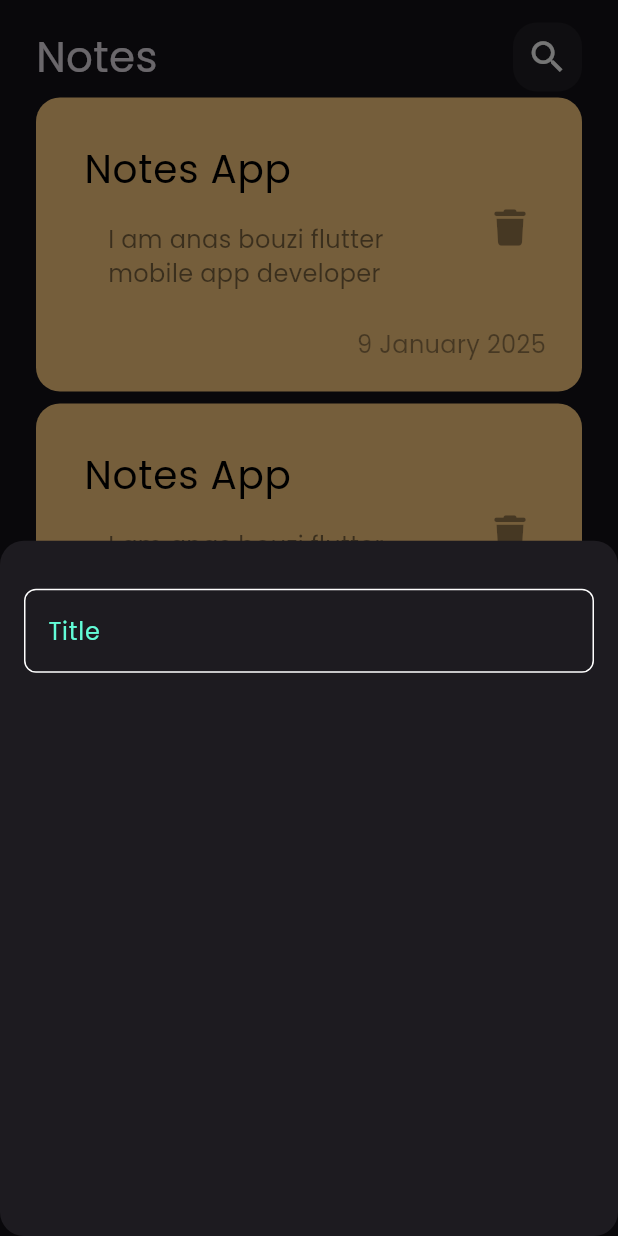
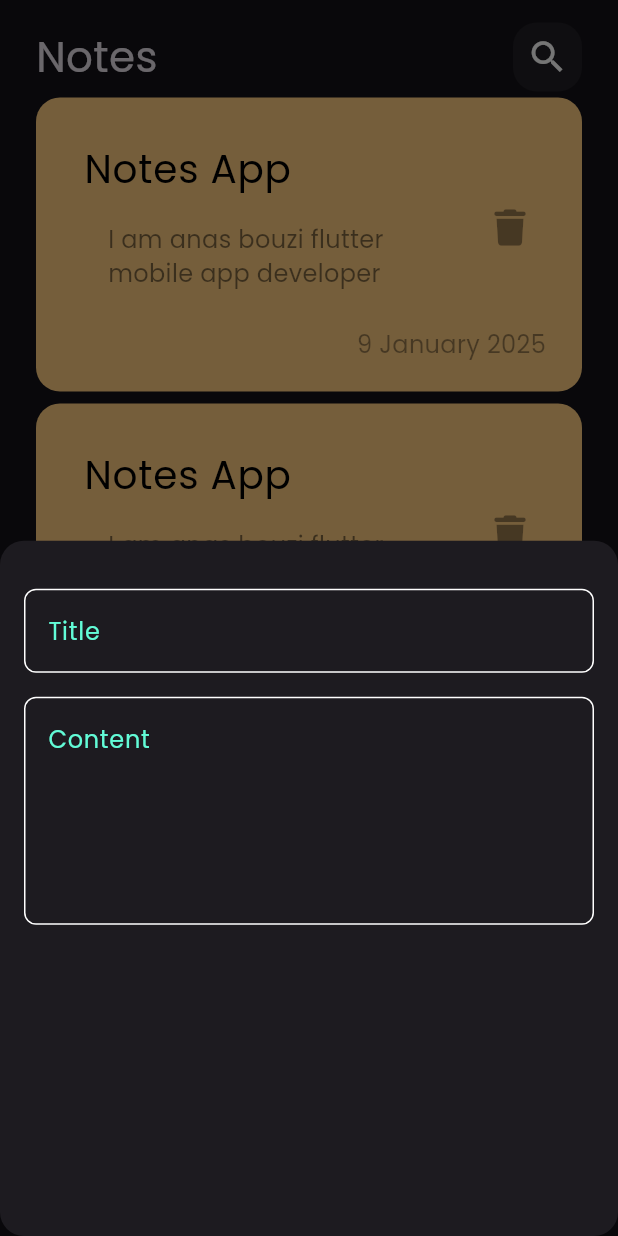
Before and after one commit to anasbouzi/notes-app, a Flutter app: the screen it shows after launch, after a tap on the "add" icon, on a phone screen of 412 x 824 dp. Run offline on Flutter 3.47's test engine with Material 3 defaults, Android fonts, the phone set to English and light mode, and no system bars; our stand-ins replace font_awesome_flutter.

Commit message:
add fields to bottom sheet and change color in constans file

```diff
--- a/lib/constant.dart
+++ b/lib/constant.dart
@@ -1 +1,6 @@
-const KprimaryColor = (0xff62FCD7);
+import 'package:flutter/material.dart';
+
+const int KprimaryColorValue = 0xff62FCD7; // مثال على لون أزرق
+
+// تعريف ثابت كائن Color بناءً على القيمة الصحيحة
+const Color KprimaryColor = Color(KprimaryColorValue);
--- a/lib/views/widgets/add_note_bottom_sheet.dart
+++ b/lib/views/widgets/add_note_bottom_sheet.dart
@@ -3,7 +3,6 @@ import 'package:notes/views/widgets/custom_text_field.dart';
 
 class AddNoteBottomSheet extends StatelessWidget {
   const AddNoteBottomSheet({super.key});
-
   @override
   Widget build(BuildContext context) {
     return const Padding(
@@ -13,7 +12,15 @@ class AddNoteBottomSheet extends StatelessWidget {
           SizedBox(
             height: 32,
           ),
-          CustomTextField(),
+          CustomTextField(
+            hintText: 'Title',
+            textInputAction: TextInputAction.next,
+          ),
+          SizedBox(height: 16,),
+          CustomTextField(
+            hintText: 'Content',
+            maxLines: 5,
+          ),
         ],
       ),
     );
--- a/lib/views/widgets/custom_text_field.dart
+++ b/lib/views/widgets/custom_text_field.dart
@@ -2,20 +2,28 @@ import 'package:flutter/material.dart';
 import 'package:notes/constant.dart';
 
 class CustomTextField extends StatelessWidget {
-  const CustomTextField({super.key});
-
+  const CustomTextField(
+      {super.key,
+      this.maxLines = 1,
+      required this.hintText,
+      this.textInputAction});
+  final String hintText;
+  final TextInputAction? textInputAction;
+  final int maxLines;
   @override
   Widget build(BuildContext context) {
     return TextField(
-      cursorColor: const Color(KprimaryColor),
+      cursorColor: const Color(KprimaryColorValue),
+      maxLines: maxLines,
+      textInputAction: textInputAction,
       decoration: InputDecoration(
-        hintText: 'Title',
-        hintStyle: TextStyle(
-          color: Color(KprimaryColor),
+        hintText: hintText,
+        hintStyle: const TextStyle(
+          color: Color(KprimaryColorValue),
         ),
         border: buildBorder(),
         enabledBorder: buildBorder(),
-        focusedBorder: buildBorder(),
+        focusedBorder: buildBorder(KprimaryColor),
       ),
     );
   }
```
